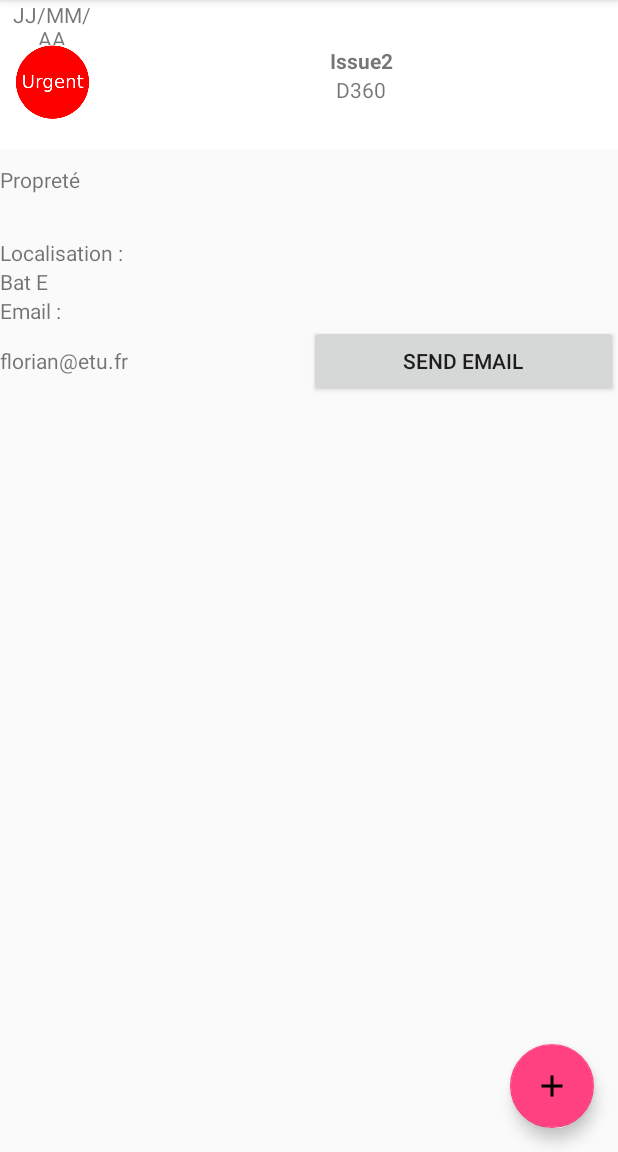
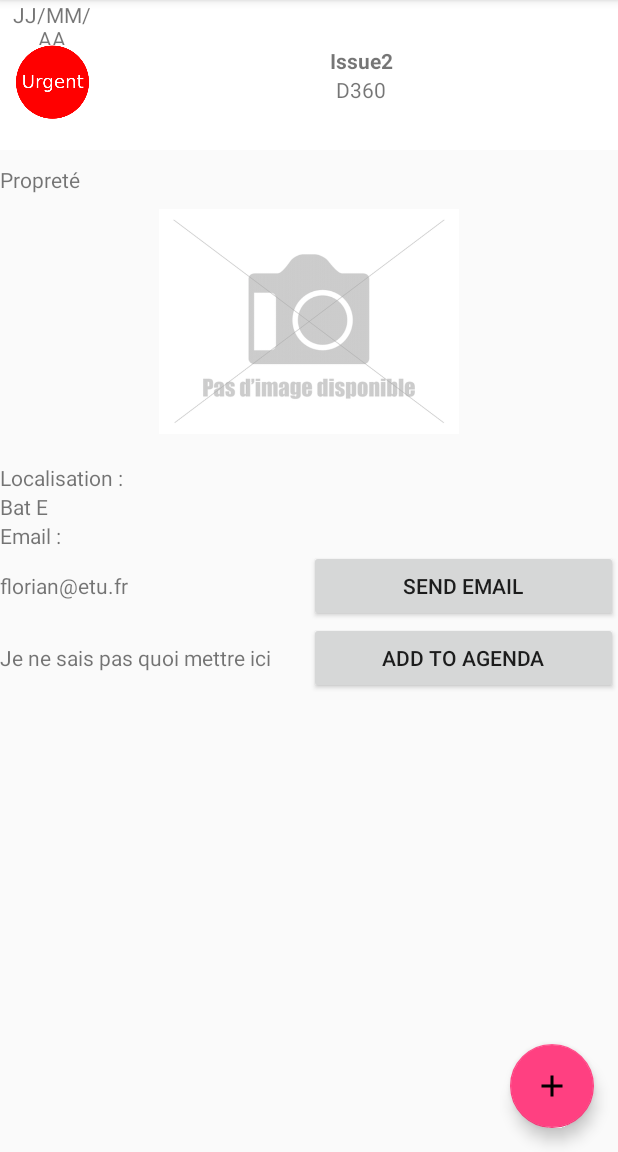
Before and after one commit to mardgui/Polyblem, an Android app: the screen it shows after launch (MainActivity), after a tap on "Issue2", on a phone screen of 412 x 824 dp, the part 84-1236 px from its top. Run offline under Robolectric (Android 15) with nearby library versions, the phone set to English and light mode, and no system bars; libraries missing offline, so code that uses them is left out: me.relex.circleindicator; plain views replace CircleIndicator.

Commit message:
Add to agenda added

```diff
--- a/app/src/main/java/fr/unice/polytech/polyblem/issue/IssueFragment.java
+++ b/app/src/main/java/fr/unice/polytech/polyblem/issue/IssueFragment.java
@@ -28,9 +28,6 @@ public class IssueFragment extends Fragment {
 
     public IssueFragment() {
     }
-
-    private ViewPager mPager;
-    private  int currentPage = 0;
 
     @Override
     public void onActivityCreated(@Nullable Bundle savedInstanceState) {
@@ -91,14 +88,25 @@ public class IssueFragment extends Fragment {
             }
         });
 
+        Button addToAgenda = getView().findViewById(R.id.add_to_agenda);
+        addToAgenda.setOnClickListener(new View.OnClickListener() {
+            @Override
+            public void onClick(View view) {
+                final Intent agendaIntent = new Intent(Intent.ACTION_EDIT);
+                agendaIntent.setType("vnd.android.cursor.item/event");
+                agendaIntent.putExtra("title", "Incident : " + issue.getTitle());
+                agendaIntent.putExtra("description", "S'occuper de l'incident " + issue.getTitle() + " déclaré le " + issue.getDate() + " :\n" + issue.getDescription());
+
+                getContext().startActivity(Intent.createChooser(agendaIntent, "Ajouter à l'agenda..."));
+            }
+        });
     }
 
     private void initSlides(final List<Photo> photos) {
-        mPager = getView().findViewById(R.id.pager);
+        ViewPager mPager = getView().findViewById(R.id.pager);
         mPager.setAdapter(new ImageAdapter(getContext(),photos));
         CircleIndicator indicator = getView().findViewById(R.id.indicator);
         indicator.setViewPager(mPager);
-
     }
 
 
@@ -110,9 +118,4 @@ public class IssueFragment extends Fragment {
         }
         return inflater.inflate(R.layout.issue, container, false);
     }
-
-
-    public void onBackPressed() {
-
-    }
 }
--- a/app/src/main/res/layout/issue.xml
+++ b/app/src/main/res/layout/issue.xml
@@ -34,8 +34,7 @@
             android:id="@+id/noPicture"
             android:layout_width="match_parent"
             android:layout_height="150dp"
-            android:layout_below="@id/categorie"
-            android:visibility="gone" />
+            android:layout_below="@id/categorie" />
 
 
         <RelativeLayout
@@ -89,7 +88,8 @@
             android:layout_width="match_parent"
             android:layout_height="wrap_content"
             android:layout_below="@id/label_email"
-            android:orientation="horizontal">
+            android:orientation="horizontal"
+            android:id="@+id/send_email_layout">
 
             <TextView
                 android:id="@+id/email"
@@ -106,6 +106,27 @@
                 android:text="Send email" />
         </LinearLayout>
 
+        <LinearLayout
+            android:layout_width="match_parent"
+            android:layout_height="wrap_content"
+            android:layout_below="@id/send_email_layout"
+            android:orientation="horizontal">
+
+            <TextView
+                android:id="@+id/agenda"
+                android:layout_width="match_parent"
+                android:layout_height="wrap_content"
+                android:layout_weight="1"
+                android:text="Je ne sais pas quoi mettre ici" />
+
+            <Button
+                android:id="@+id/add_to_agenda"
+                android:layout_width="match_parent"
+                android:layout_height="wrap_content"
+                android:layout_weight="1"
+                android:text="Add to agenda" />
+        </LinearLayout>
+
 
     </RelativeLayout>
 </RelativeLayout>
```
